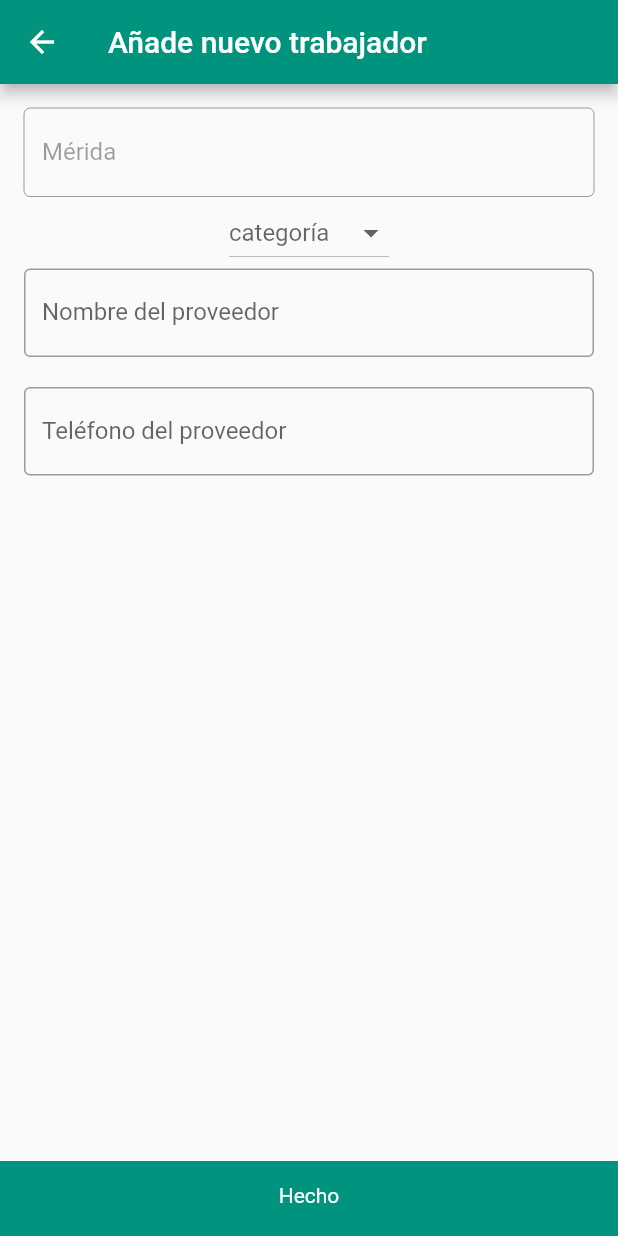
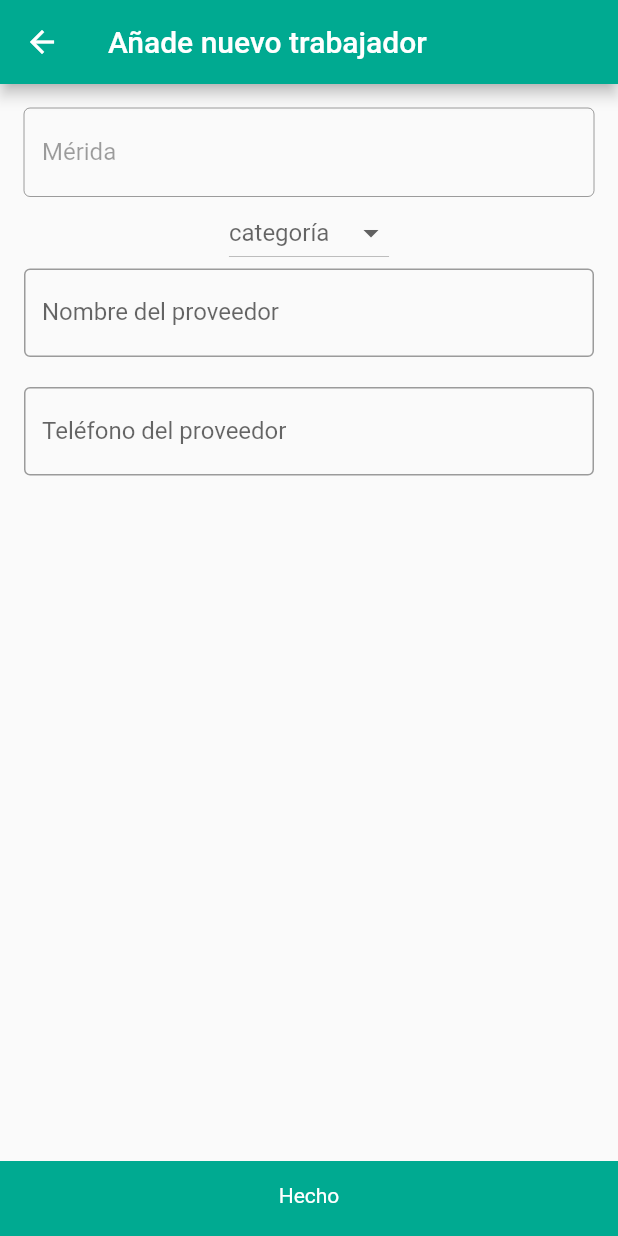
Before and after one commit to tomasbaran/gapi, a Flutter app: the screen it shows after launch, after a tap on the "add" icon, on a phone screen of 412 x 824 dp. Run offline on Flutter 3.47's test engine with Material 2 defaults, Android fonts, the phone set to English and light mode, and no system bars; our stand-ins replace firebase_core, firebase_database, flutter_multi_formatter, intl_phone_number_input; accounts and stored records are empty.

Commit message:
UI changes

```diff
--- a/lib/main.dart
+++ b/lib/main.dart
@@ -23,9 +23,9 @@ class MyApp extends StatelessWidget {
     return MaterialApp(
       title: 'Tedi',
       theme: ThemeData(
-        primaryColor: Color.fromARGB(255, 0, 148, 126),
+        primaryColor: Color.fromARGB(255, 0, 170, 145),
         appBarTheme: AppBarTheme(
-          color: Color.fromARGB(255, 0, 148, 126),
+          color: Color.fromARGB(255, 0, 170, 145),
         ),
       ),
       home: WorkersListScreen(title: 'Tedi.app'),
--- a/lib/screens/add_worker_screen.dart
+++ b/lib/screens/add_worker_screen.dart
@@ -73,6 +73,7 @@ class _AddWorkerScreenState extends State<AddWorkerScreen> {
                   },
                 ),
                 TextField(
+                  textCapitalization: TextCapitalization.words,
                   onChanged: ((value) => workerName = value),
                   decoration: InputDecoration(
                     label: Text('Nombre del proveedor'),
--- a/lib/widgets/worker_container.dart
+++ b/lib/widgets/worker_container.dart
@@ -27,7 +27,7 @@ class WorkerContainer extends StatelessWidget {
           margin: EdgeInsets.symmetric(horizontal: 16, vertical: 8),
           padding: const EdgeInsets.all(16),
           decoration: BoxDecoration(
-            color: Color.fromARGB(35, 0, 148, 126),
+            color: Color.fromARGB(18, 0, 148, 126),
             borderRadius: const BorderRadius.all(Radius.circular(12)),
           ),
           child: Row(
```
Also changed, not shown: 1 other file.
